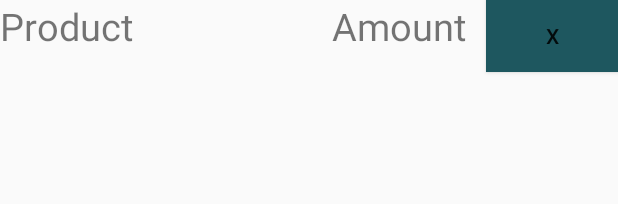
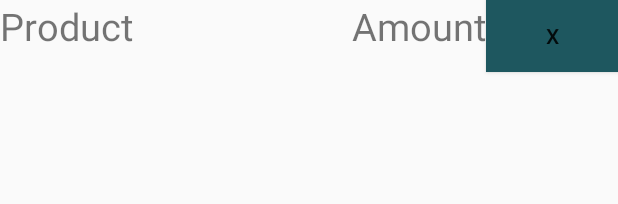
Before and after one commit to Belitili/MyPantry, an Android app: the layout item_product.xml on its own in the app's theme, with its tools: preview values and no code run, on a phone screen of 412 x 824 dp. Shown: the top 204 px of the screen. Run offline under Robolectric (Android 15) with nearby library versions, the phone set to English and light mode, and no system bars.

Commit message:
char limit of prod_name and amount limited; unit moved to below amt

```diff
--- a/app/src/main/java/com/example/marie/mypantry/MainActivity.java
+++ b/app/src/main/java/com/example/marie/mypantry/MainActivity.java
@@ -93,10 +93,14 @@ public class MainActivity extends AppCompatActivity {
                         if (productNameBox.getText().toString().trim().equals("")) {
                             Toast.makeText(getApplicationContext(), "Product field was empty", Toast.LENGTH_LONG).show();
                         } else {
+                            if(productAmountBox.getText().toString().length()>5 || productNameBox.getText().toString().length()>10) {
+                                Toast.makeText(getApplicationContext(), "Amount can be only 5char long, Name 10char", Toast.LENGTH_LONG).show();
+                            } else {
                                 String product = String.valueOf(productNameBox.getText());
                                 String amount = String.valueOf(productAmountBox.getText());
                                 String amount_unit = unitSpinner.getSelectedItem().toString();
                                 String location = locationSpinner.getSelectedItem().toString();
+                                //if amount is left empty, set to 1
                                 if (amount.toString().trim().equals("")) {
                                     amount = "1";
                                 }
@@ -111,6 +115,7 @@ public class MainActivity extends AppCompatActivity {
                                 db.insertWithOnConflict(ProductDBContract.ProductEntry.TABLE_NAME, null, values, SQLiteDatabase.CONFLICT_REPLACE);
                                 db.close();
                                 printAllList();
+                            }
                         }
                     }
                 })
--- a/app/src/main/res/layout/item_product.xml
+++ b/app/src/main/res/layout/item_product.xml
@@ -25,7 +25,7 @@
         android:id="@+id/product_amount"
         android:layout_width="wrap_content"
         android:layout_height="wrap_content"
-        android:layout_toLeftOf="@id/product_amount_unit"
+        android:layout_toLeftOf="@id/product_delete"
         android:layout_alignParentTop="true"
         android:textSize="25sp"
         android:text="@string/amount"/>
@@ -35,10 +35,8 @@
         android:layout_width="wrap_content"
         android:layout_height="wrap_content"
         android:layout_toLeftOf="@id/product_delete"
-        android:paddingLeft="3sp"
-        android:paddingRight="10sp"
-        android:layout_alignParentTop="true"
-        android:textSize="25sp"/>
+        android:layout_below="@+id/product_amount"
+        android:textSize="15sp"/>
 
     <Button
         android:id="@+id/product_delete"
```
Lines whose indentation alone changed are shown as unchanged.
